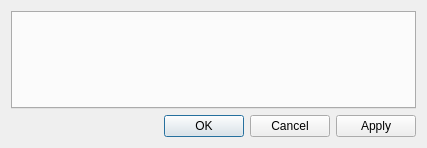
The window that optionswidget.ui (hl037/ardoise) describes before a commit, drawn with Qt 5.
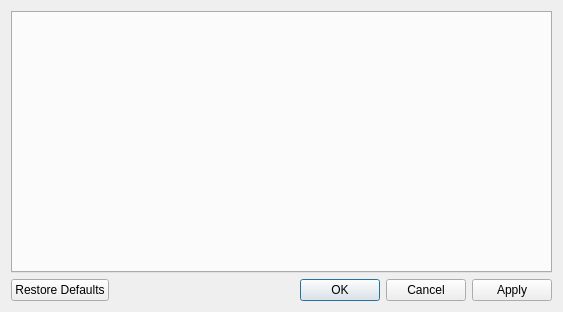
The same window after the commit.

Diff of the .ui file:
```diff
--- a/optionswidget.ui
+++ b/optionswidget.ui
@@ -6,8 +6,8 @@
    <rect>
     <x>0</x>
     <y>0</y>
-    <width>427</width>
-    <height>148</height>
+    <width>563</width>
+    <height>312</height>
    </rect>
   </property>
   <property name="windowTitle">
@@ -30,7 +30,7 @@
       <enum>Qt::Horizontal</enum>
      </property>
      <property name="standardButtons">
-      <set>QDialogButtonBox::Apply|QDialogButtonBox::Cancel|QDialogButtonBox::Ok</set>
+      <set>QDialogButtonBox::Apply|QDialogButtonBox::Cancel|QDialogButtonBox::Ok|QDialogButtonBox::RestoreDefaults</set>
      </property>
      <property name="centerButtons">
       <bool>false</bool>
```
Left out of the diff: 4 changed lines with no effect on the pictures.
